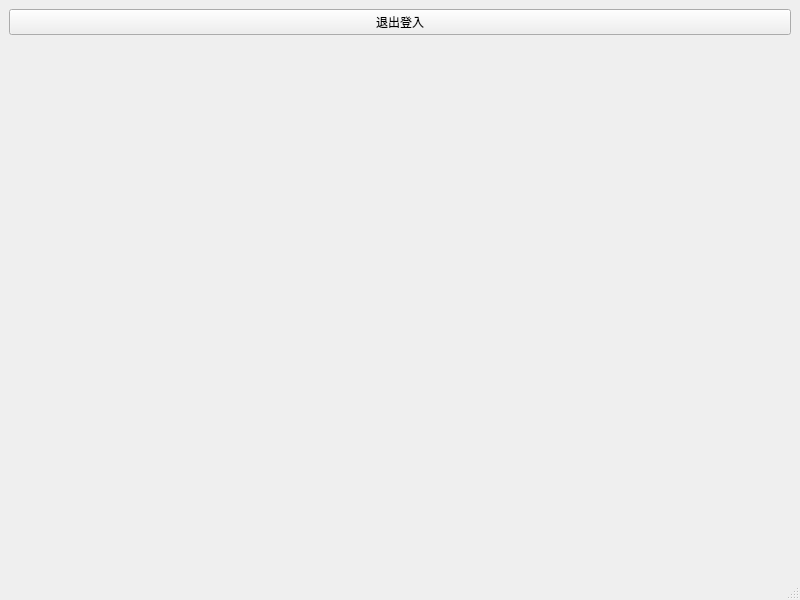
This is mainwindow.ui in 17679200974/EmploySys as Qt 5 draws it before an edit. The edited form follows.
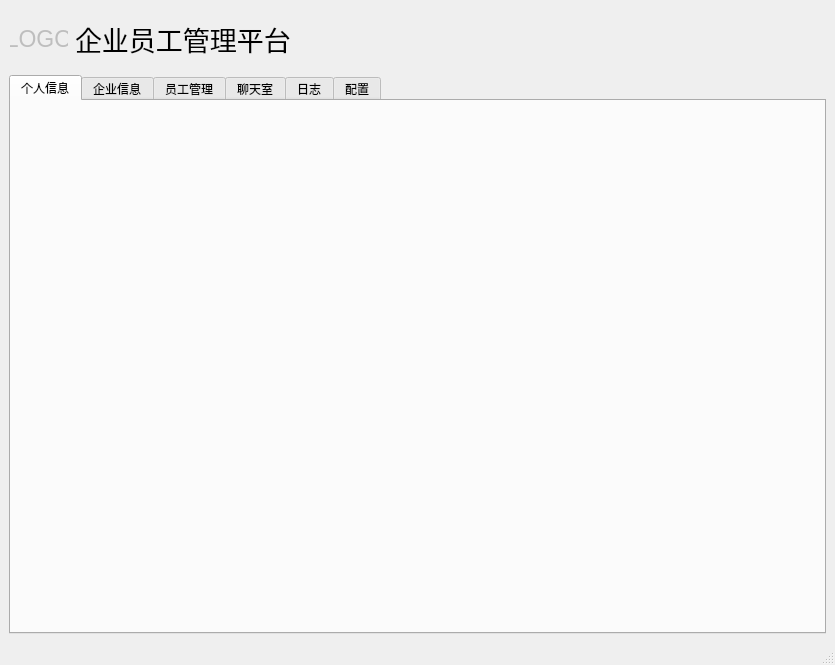
This is the edited form. Icons and pictures are not drawn.

Commit message: MainWindow Design

```diff
--- a/mainwindow.ui
+++ b/mainwindow.ui
@@ -6,8 +6,8 @@
    <rect>
     <x>0</x>
     <y>0</y>
-    <width>800</width>
-    <height>600</height>
+    <width>835</width>
+    <height>665</height>
    </rect>
   </property>
   <property name="windowTitle">
@@ -16,25 +16,206 @@
   <widget class="QWidget" name="centralwidget">
    <layout class="QVBoxLayout" name="verticalLayout">
     <item>
-     <widget class="QPushButton" name="pushButton">
-      <property name="text">
-       <string>退出登入</string>
-      </property>
-     </widget>
+     <layout class="QHBoxLayout" name="horizontalLayout">
+      <item>
+       <widget class="QPushButton" name="pushButton_LOGO">
+        <property name="enabled">
+         <bool>false</bool>
+        </property>
+        <property name="minimumSize">
+         <size>
+          <width>60</width>
+          <height>60</height>
+         </size>
+        </property>
+        <property name="maximumSize">
+         <size>
+          <width>60</width>
+          <height>60</height>
+         </size>
+        </property>
+        <property name="font">
+         <font>
+          <pointsize>17</pointsize>
+         </font>
+        </property>
+        <property name="text">
+         <string>LOGO</string>
+        </property>
+        <property name="checkable">
+         <bool>false</bool>
+        </property>
+        <property name="flat">
+         <bool>true</bool>
+        </property>
+       </widget>
+      </item>
+      <item>
+       <widget class="QLabel" name="label_AppName">
+        <property name="font">
+         <font>
+          <pointsize>20</pointsize>
+         </font>
+        </property>
+        <property name="text">
+         <string>企业员工管理平台</string>
+        </property>
+       </widget>
+      </item>
+      <item>
+       <spacer name="horizontalSpacer">
+        <property name="orientation">
+         <enum>Qt::Horizontal</enum>
+        </property>
+        <property name="sizeHint" stdset="0">
+         <size>
+          <width>40</width>
+          <height>20</height>
+         </size>
+        </property>
+       </spacer>
+      </item>
+      <item>
+       <widget class="QLabel" name="label_time">
+        <property name="font">
+         <font>
+          <pointsize>20</pointsize>
+         </font>
+        </property>
+        <property name="text">
+         <string/>
+        </property>
+        <property name="alignment">
+         <set>Qt::AlignCenter</set>
+        </property>
+       </widget>
+      </item>
+      <item>
+       <widget class="QPushButton" name="pushButton_main_exit">
+        <property name="minimumSize">
+         <size>
+          <width>60</width>
+          <height>60</height>
+         </size>
+        </property>
+        <property name="maximumSize">
+         <size>
+          <width>60</width>
+          <height>60</height>
+         </size>
+        </property>
+        <property name="text">
+         <string/>
+        </property>
+        <property name="icon">
+         <iconset resource="res.qrc">
+          <normaloff>:/res/exit.png</normaloff>:/res/exit.png</iconset>
+        </property>
+        <property name="iconSize">
+         <size>
+          <width>60</width>
+          <height>60</height>
+         </size>
+        </property>
+        <property name="flat">
+         <bool>true</bool>
+        </property>
+       </widget>
+      </item>
+     </layout>
     </item>
     <item>
-     <widget class="QLabel" name="label_time">
-      <property name="font">
-       <font>
-        <pointsize>42</pointsize>
-       </font>
+     <widget class="QTabWidget" name="tabWidget">
+      <property name="styleSheet">
+       <string notr="true"/>
       </property>
-      <property name="text">
-       <string/>
+      <property name="currentIndex">
+       <number>0</number>
       </property>
-      <property name="alignment">
-       <set>Qt::AlignCenter</set>
-      </property>
+      <widget class="QWidget" name="tab_work">
+       <attribute name="title">
+        <string>个人信息</string>
+       </attribute>
+       <layout class="QGridLayout" name="gridLayout">
+        <item row="0" column="0">
+         <widget class="QWidget" name="widget" native="true">
+          <property name="styleSheet">
+           <string notr="true">border-image: url(:/res/2.jpg);</string>
+          </property>
+         </widget>
+        </item>
+       </layout>
+      </widget>
+      <widget class="QWidget" name="tab_company">
+       <attribute name="title">
+        <string>企业信息</string>
+       </attribute>
+       <layout class="QGridLayout" name="gridLayout_2">
+        <item row="0" column="0">
+         <widget class="QWidget" name="widget_2" native="true">
+          <property name="styleSheet">
+           <string notr="true">border-image: url(:/res/3.jpg);</string>
+          </property>
+         </widget>
+        </item>
+       </layout>
+      </widget>
+      <widget class="QWidget" name="tab_work_manage">
+       <attribute name="title">
+        <string>员工管理</string>
+       </attribute>
+       <layout class="QGridLayout" name="gridLayout_3">
+        <item row="0" column="0">
+         <widget class="QWidget" name="widget_3" native="true">
+          <property name="styleSheet">
+           <string notr="true">border-image: url(:/res/4.jpg);</string>
+          </property>
+         </widget>
+        </item>
+       </layout>
+      </widget>
+      <widget class="QWidget" name="tab_chat">
+       <attribute name="title">
+        <string>聊天室</string>
+       </attribute>
+       <layout class="QGridLayout" name="gridLayout_4">
+        <item row="0" column="0">
+         <widget class="QWidget" name="widget_4" native="true">
+          <property name="styleSheet">
+           <string notr="true">border-image: url(:/res/23.jpg);</string>
+          </property>
+         </widget>
+        </item>
+       </layout>
+      </widget>
+      <widget class="QWidget" name="tab_log">
+       <attribute name="title">
+        <string>日志</string>
+       </attribute>
+       <layout class="QGridLayout" name="gridLayout_5">
+        <item row="0" column="0">
+         <widget class="QWidget" name="widget_5" native="true">
+          <property name="styleSheet">
+           <string notr="true">border-image: url(:/res/59.jpg);</string>
+          </property>
+         </widget>
+        </item>
+       </layout>
+      </widget>
+      <widget class="QWidget" name="tab_config">
+       <attribute name="title">
+        <string>配置</string>
+       </attribute>
+       <layout class="QGridLayout" name="gridLayout_6">
+        <item row="0" column="0">
+         <widget class="QWidget" name="widget_6" native="true">
+          <property name="styleSheet">
+           <string notr="true">border-image: url(:/res/67.jpg);</string>
+          </property>
+         </widget>
+        </item>
+       </layout>
+      </widget>
      </widget>
     </item>
    </layout>
```
Left out of the diff: 6 changed lines with no effect on the pictures. The commit also changes 66 other files.
